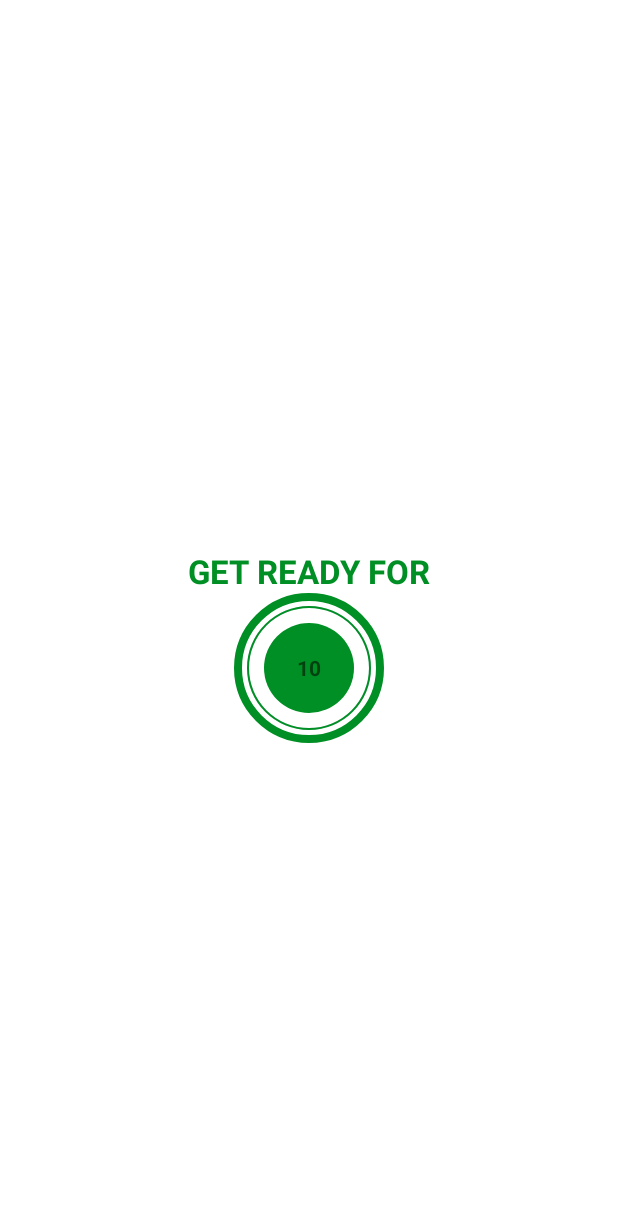
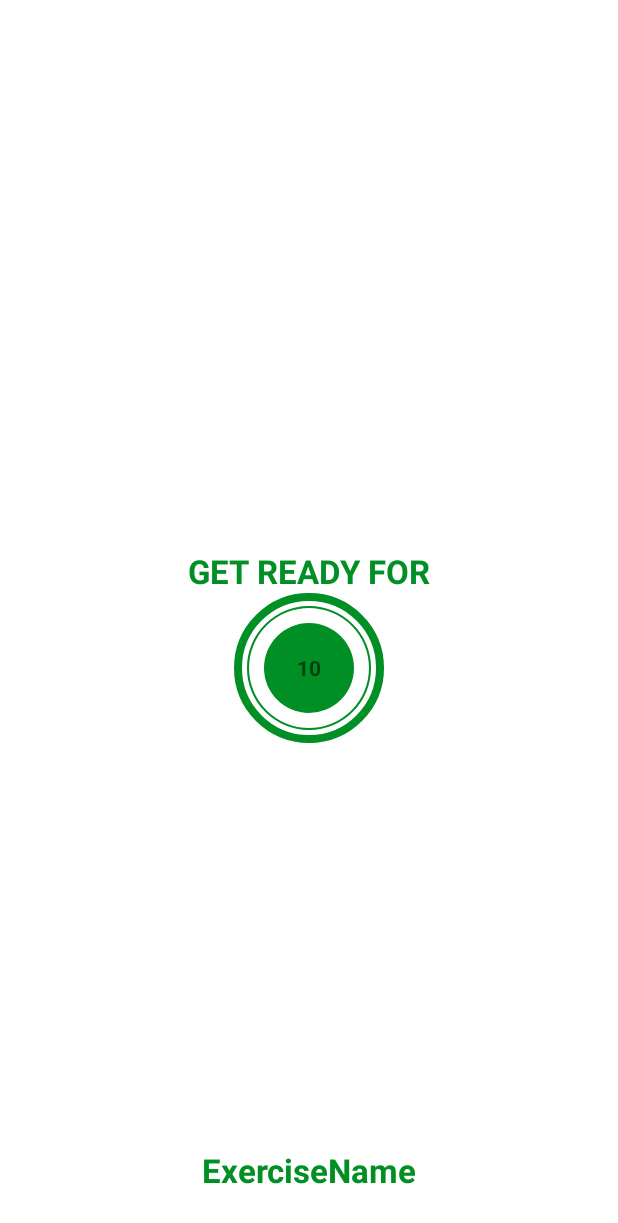
Before and after one commit to BHARGAV-1221/workOutApp, an Android app: the layout activity_exercise.xml on its own in the app's theme, with its tools: preview values and no code run, on a phone screen of 412 x 824 dp. Shown: the top 1223 px of the screen. Run offline under Robolectric (Android 15) with nearby library versions, the phone set to English and light mode, and no system bars.

Commit message:
Images and text has added .
Exercise images and text has been updated .

```diff
--- a/app/src/main/res/layout/activity_exercise.xml
+++ b/app/src/main/res/layout/activity_exercise.xml
@@ -27,11 +27,11 @@ android:id="@+id/textviewtitle"
         android:textStyle="bold"
         app:layout_constraintEnd_toEndOf="parent"
         app:layout_constraintStart_toStartOf="parent"
-        app:layout_constraintBottom_toTopOf="@id/flprogressBar"
+        app:layout_constraintBottom_toTopOf="@id/flRestView"
         />
 
     <FrameLayout
-        android:id="@+id/flprogressBar"
+        android:id="@+id/flRestView"
         android:layout_width="100dp"
         android:layout_height="100dp"
         android:layout_marginTop="10dp"
@@ -75,7 +75,29 @@ android:id="@+id/textviewtitle"
     </FrameLayout>
 
 
+    <ImageView
+        android:id="@+id/ivImage"
+        android:layout_width="match_parent"
+        android:layout_height="0dp"
+        android:scaleType="fitXY"
+        android:src="@drawable/running"
+        android:visibility="invisible"
+        app:layout_constraintBottom_toTopOf="@+id/tvExerciseName"
+        app:layout_constraintTop_toBottomOf="@+id/toolBarExcercise"/>
 
+    <TextView
+        android:layout_width="wrap_content"
+        android:layout_height="wrap_content"
+        android:id="@+id/tvExerciseName"
+        android:text="ExerciseName"
+        android:textColor="@color/colorAcent"
+        android:textStyle="bold"
+        android:textSize="22sp"
+        android:visibility="gone"
+        app:layout_constraintEnd_toEndOf="parent"
+        app:layout_constraintStart_toStartOf="parent"
+        app:layout_constraintBottom_toTopOf="@id/flExerciseView"
+        tools:visibility="visible"/>
     <FrameLayout
         android:id="@+id/flExerciseView"
         android:layout_width="100dp"
@@ -87,7 +109,7 @@ android:id="@+id/textviewtitle"
         app:layout_constraintBottom_toBottomOf="parent"
         app:layout_constraintStart_toStartOf="parent"
         app:layout_constraintEnd_toEndOf="parent"
-        app:layout_constraintTop_toBottomOf="@id/toolBarExcercise"
+        app:layout_constraintTop_toBottomOf="@id/ivImage"
         >
 
         <ProgressBar
```
Also changed, not shown: app/src/main/java/app/bhargav/workoutapp/ExerciseActivity.kt (+28 -11 lines).
